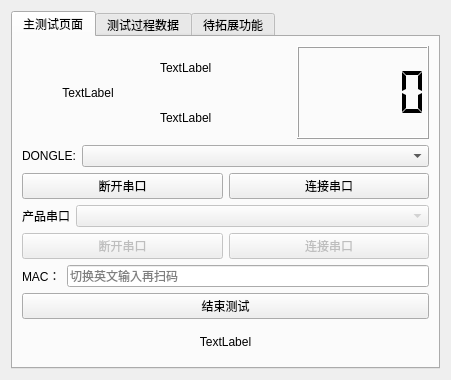
Old version of the form work_station/pcba/pcbaform.ui in the repository yuhuang163/test.
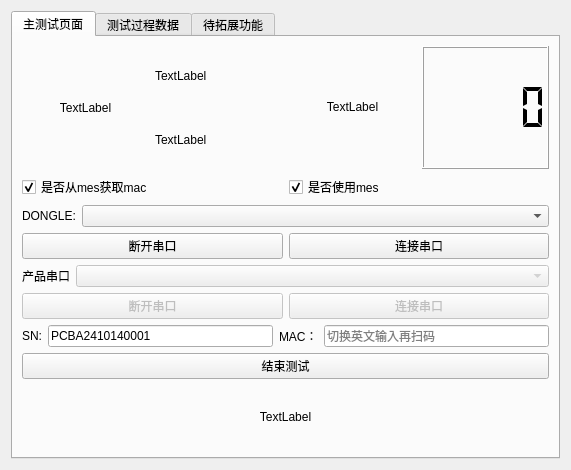
New version of the form.

Commit message: // [PCBA_VER] 做了配置文件中文编码，添加了伟克森的mes，添加mes的界面内容 // [DEBUG_VER] 做了配置文件中文编码 // [AGE_VER] 做了配置文件中文编码，老化sn写入优化 // [CAMERA_VER] 做了配置文件中文编码，增加日期保存文件，实现自动化测试图片，删除写入sn // [QC_VER] 做了配置文件中文编码 // [SINGLE_VER] 做了配置文件中文编码，nfc测试加入表格 // [MOTOR_VER] 做了配置文件中文编码，电机校准1拖多，删除写入过程条码 // [IMU_VER] 做了配置文件中文编码，做了p30p的适配， // [SCREEN_VER] 做了配置文件中文编码 // [LIGHT_VER] 做了配置文件中文编码 // [FREE_VER] 做了配置文件中文编码 //

The edit to the form file:
```diff
--- a/work_station/pcba/pcbaform.ui
+++ b/work_station/pcba/pcbaform.ui
@@ -6,8 +6,8 @@
    <rect>
     <x>0</x>
     <y>0</y>
-    <width>451</width>
-    <height>380</height>
+    <width>571</width>
+    <height>470</height>
    </rect>
   </property>
   <property name="windowTitle">
@@ -39,6 +39,113 @@
        <string>主测试页面</string>
       </attribute>
       <layout class="QGridLayout" name="gridLayout_2">
+       <item row="1" column="0">
+        <layout class="QHBoxLayout" name="horizontalLayout_14">
+         <item>
+          <widget class="QCheckBox" name="isformmes">
+           <property name="text">
+            <string>是否从mes获取mac</string>
+           </property>
+           <property name="checked">
+            <bool>true</bool>
+           </property>
+          </widget>
+         </item>
+         <item>
+          <widget class="QCheckBox" name="isusemes">
+           <property name="text">
+            <string>是否使用mes</string>
+           </property>
+           <property name="checkable">
+            <bool>true</bool>
+           </property>
+           <property name="checked">
+            <bool>true</bool>
+           </property>
+          </widget>
+         </item>
+        </layout>
+       </item>
+       <item row="5" column="0">
+        <layout class="QVBoxLayout" name="verticalLayout_5">
+         <property name="topMargin">
+          <number>0</number>
+         </property>
+         <item>
+          <layout class="QHBoxLayout" name="horizontalLayout_3">
+           <item>
+            <widget class="QLabel" name="label_6">
+             <property name="text">
+              <string>SN:</string>
+             </property>
+            </widget>
+           </item>
+           <item>
+            <widget class="QLineEdit" name="getMac">
+             <property name="text">
+              <string>PCBA2410140001</string>
+             </property>
+            </widget>
+           </item>
+           <item>
+            <widget class="QLabel" name="label">
+             <property name="text">
+              <string>MAC：</string>
+             </property>
+            </widget>
+           </item>
+           <item>
+            <widget class="QLineEdit" name="macInput">
+             <property name="sizePolicy">
+              <sizepolicy hsizetype="Expanding" vsizetype="Fixed">
+               <horstretch>0</horstretch>
+               <verstretch>0</verstretch>
+              </sizepolicy>
+             </property>
+             <property name="inputMask">
+              <string/>
+             </property>
+             <property name="text">
+              <string/>
+             </property>
+             <property name="placeholderText">
+              <string>切换英文输入再扫码</string>
+             </property>
+            </widget>
+           </item>
+          </layout>
+         </item>
+         <item>
+          <widget class="QPushButton" name="stopTest">
+           <property name="sizePolicy">
+            <sizepolicy hsizetype="Expanding" vsizetype="Fixed">
+             <horstretch>0</horstretch>
+             <verstretch>0</verstretch>
+            </sizepolicy>
+           </property>
+           <property name="maximumSize">
+            <size>
+             <width>16777215</width>
+             <height>16777215</height>
+            </size>
+           </property>
+           <property name="text">
+            <string>结束测试</string>
+           </property>
+          </widget>
+         </item>
+         <item>
+          <widget class="QLabel" name="test_result">
+           <property name="text">
+            <string>TextLabel</string>
+           </property>
+           <property name="alignment">
+            <set>Qt::AlignCenter</set>
+           </property>
+          </widget>
+         </item>
+        </layout>
+       </item>
        <item row="0" column="0">
         <layout class="QHBoxLayout" name="horizontalLayout_7">
          <item>
@@ -75,6 +182,16 @@
            </item>
           </layout>
          </item>
+         <item>
+          <widget class="QLabel" name="mes_state">
+           <property name="text">
+            <string>&lt;html&gt;&lt;head/&gt;&lt;body&gt;&lt;p align=&quot;center&quot;&gt;TextLabel&lt;/p&gt;&lt;/body&gt;&lt;/html&gt;</string>
+           </property>
+           <property name="alignment">
+            <set>Qt::AlignCenter</set>
+           </property>
+          </widget>
+         </item>
          <item>
           <widget class="QLCDNumber" name="test_time">
            <property name="smallDecimalPoint">
@@ -87,7 +204,7 @@
          </item>
         </layout>
        </item>
-       <item row="1" column="0">
+       <item row="2" column="0">
         <layout class="QVBoxLayout" name="verticalLayout_4">
          <item>
           <layout class="QHBoxLayout" name="horizontalLayout_10">
@@ -151,7 +268,7 @@
          </item>
         </layout>
        </item>
-       <item row="2" column="0">
+       <item row="3" column="0">
         <layout class="QVBoxLayout" name="verticalLayout">
          <property name="topMargin">
           <number>0</number>
@@ -215,72 +332,6 @@
          </item>
         </layout>
        </item>
-       <item row="4" column="0">
-        <layout class="QVBoxLayout" name="verticalLayout_5">
-         <property name="topMargin">
-          <number>0</number>
-         </property>
-         <item>
-          <layout class="QHBoxLayout" name="horizontalLayout_3">
-           <item>
-            <widget class="QLabel" name="label">
-             <property name="text">
-              <string>MAC：</string>
-             </property>
-            </widget>
-           </item>
-           <item>
-            <widget class="QLineEdit" name="macInput">
-             <property name="sizePolicy">
-              <sizepolicy hsizetype="Expanding" vsizetype="Fixed">
-               <horstretch>0</horstretch>
-               <verstretch>0</verstretch>
-              </sizepolicy>
-             </property>
-             <property name="inputMask">
-              <string/>
-             </property>
-             <property name="text">
-              <string/>
-             </property>
-             <property name="placeholderText">
-              <string>切换英文输入再扫码</string>
-             </property>
-            </widget>
-           </item>
-          </layout>
-         </item>
-         <item>
-          <widget class="QPushButton" name="end">
-           <property name="sizePolicy">
-            <sizepolicy hsizetype="Expanding" vsizetype="Fixed">
-             <horstretch>0</horstretch>
-             <verstretch>0</verstretch>
-            </sizepolicy>
-           </property>
-           <property name="maximumSize">
-            <size>
-             <width>16777215</width>
-             <height>16777215</height>
-            </size>
-           </property>
-           <property name="text">
-            <string>结束测试</string>
-           </property>
-          </widget>
-         </item>
-         <item>
-          <widget class="QLabel" name="test_result">
-           <property name="text">
-            <string>TextLabel</string>
-           </property>
-           <property name="alignment">
-            <set>Qt::AlignCenter</set>
-           </property>
-          </widget>
-         </item>
-        </layout>
-       </item>
       </layout>
      </widget>
      <widget class="QWidget" name="tab_3">
```
The commit also changes 39 other files.
